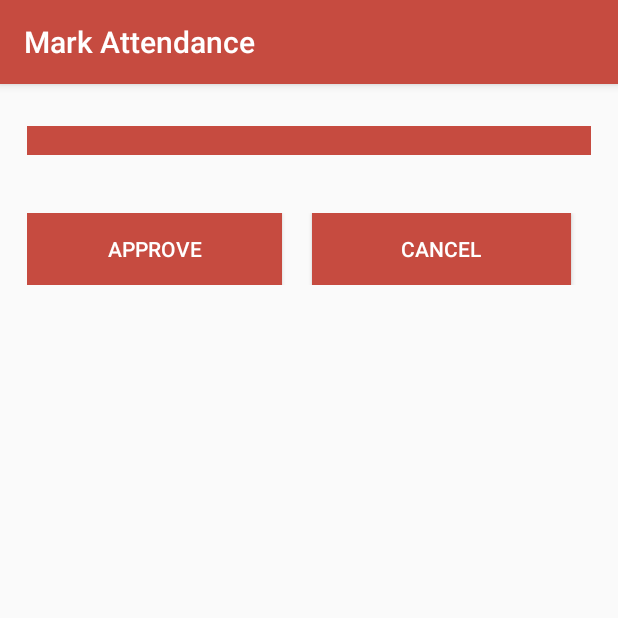
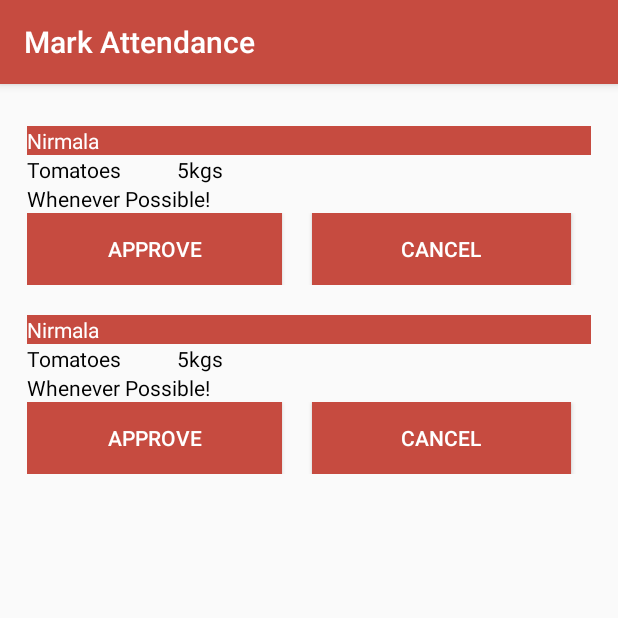
Before and after one commit to tripti27/NGO_Project, an Android app: the RequestActivity screen opened directly, with no data from a screen before it, on a phone screen of 412 x 824 dp, the top half of it. Run offline under Robolectric (Android 15) with nearby library versions, the phone set to English and light mode, and no system bars; network calls fail.

Commit message:
RequestList changes final

```diff
--- a/ReachingHands/app/src/main/java/com/cfg/reachinghands/Adapters/RequestAdapter.java
+++ b/ReachingHands/app/src/main/java/com/cfg/reachinghands/Adapters/RequestAdapter.java
@@ -42,15 +42,27 @@ public class RequestAdapter extends RecyclerView.Adapter<RequestAdapter.ViewHold
 
     @Override
     public void onBindViewHolder(RequestAdapter.ViewHolder holder, int position) {
+        /*
         holder.item_name.setText(mReqList.get(position).getItem());
         holder.qty.setText(mReqList.get(position).getQty() + "");
         holder.who.setText(mReqList.get(position).getWho());
         holder.desc.setText(mReqList.get(position).getDesc());
+        */
+        if(position == 1) {
+            holder.item_name.setText("Bread");
+            holder.qty.setText("2");
+            holder.who.setText("Kamlesh");
+            holder.desc.setText("Urgent requirement");
+        }
+        holder.item_name.setText("Tomatoes");
+        holder.qty.setText("5kgs");
+        holder.who.setText("Nirmala");
+        holder.desc.setText("Whenever Possible!");
     }
 
     @Override
     public int getItemCount() {
-        return 1; /*mReqList.size();*/
+        return 2; /*mReqList.size();*/
     }
 
     public class ViewHolder extends RecyclerView.ViewHolder {
```
